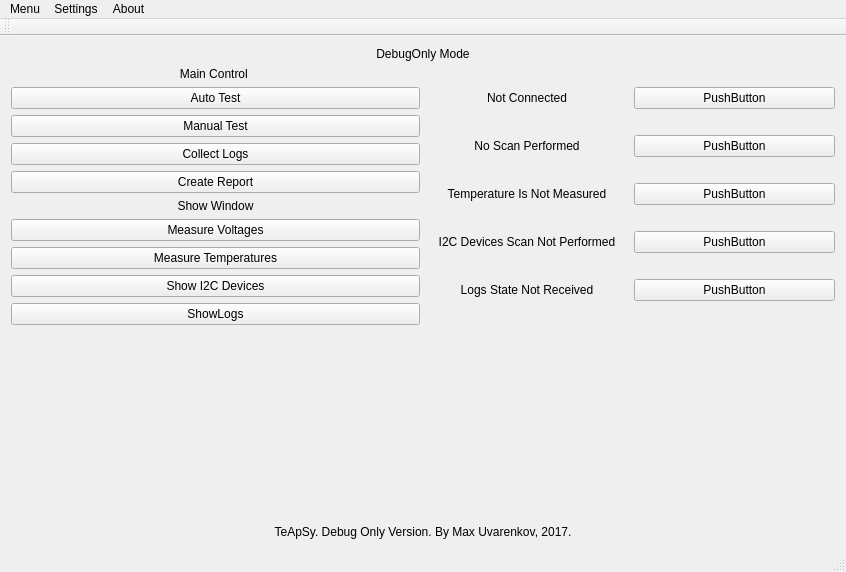
This is TeApSy/mainwindow.ui in Mar94oK/TeApSy as Qt 5 draws it before an edit. The edited form follows.
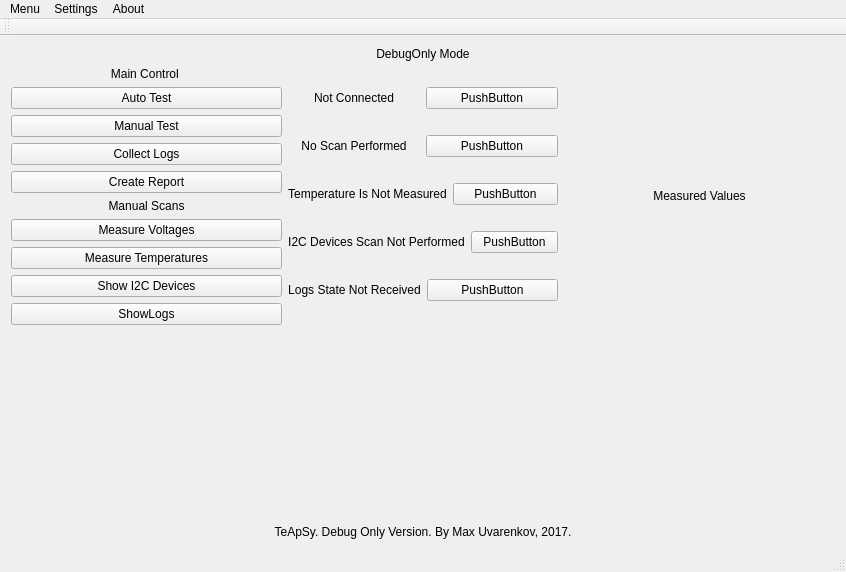
This is the edited form. Custom widgets are drawn as their Qt base class.

Commit message:
Adding layouts Showing Voltages/Currents
-I have decided to move them to another Widget later

Patch:
```diff
--- a/TeApSy/mainwindow.ui
+++ b/TeApSy/mainwindow.ui
@@ -114,7 +114,7 @@
           <item>
            <widget class="QLabel" name="lbl_WindowSwitches">
             <property name="text">
-             <string>Show Window</string>
+             <string>Manual Scans</string>
             </property>
             <property name="alignment">
              <set>Qt::AlignCenter</set>
@@ -263,7 +263,18 @@
        </layout>
       </item>
       <item>
-       <layout class="QVBoxLayout" name="lt_MeasuredValues"/>
+       <layout class="QVBoxLayout" name="lt_MeasuredValues">
+        <item>
+         <widget class="QLabel" name="label">
+          <property name="text">
+           <string>Measured Values</string>
+          </property>
+          <property name="alignment">
+           <set>Qt::AlignCenter</set>
+          </property>
+         </widget>
+        </item>
+       </layout>
       </item>
       <item>
        <layout class="QVBoxLayout" name="lt_I2C_DevicesFound"/>
```
The commit also changes 2 other files.
